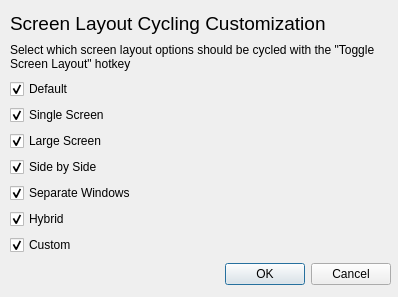
Qt form src/citra_qt/configuration/configure_layout_cycle.ui (DavidRGriswold/azahar) before a commit.
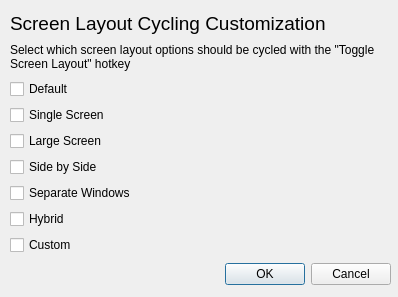
The same form after that commit.

Commit message: QT UI for setting

Diff of the .ui file:
```diff
--- a/src/citra_qt/configuration/configure_layout_cycle.ui
+++ b/src/citra_qt/configuration/configure_layout_cycle.ui
@@ -74,7 +74,7 @@
          <string>Default</string>
         </property>
         <property name="checked">
-         <bool>true</bool>
+         <bool>false</bool>
         </property>
        </widget>
       </item>
@@ -84,7 +84,7 @@
          <string>Single Screen</string>
         </property>
         <property name="checked">
-         <bool>true</bool>
+         <bool>false</bool>
         </property>
        </widget>
       </item>
@@ -94,7 +94,7 @@
          <string>Large Screen</string>
         </property>
         <property name="checked">
-         <bool>true</bool>
+         <bool>false</bool>
         </property>
        </widget>
       </item>
@@ -104,7 +104,7 @@
          <string>Side by Side</string>
         </property>
         <property name="checked">
-         <bool>true</bool>
+         <bool>false</bool>
         </property>
        </widget>
       </item>
@@ -114,7 +114,7 @@
          <string>Separate Windows</string>
         </property>
         <property name="checked">
-         <bool>true</bool>
+         <bool>false</bool>
         </property>
        </widget>
       </item>
@@ -124,7 +124,7 @@
          <string>Hybrid</string>
         </property>
         <property name="checked">
-         <bool>true</bool>
+         <bool>false</bool>
         </property>
        </widget>
       </item>
@@ -134,7 +134,7 @@
          <string>Custom</string>
         </property>
         <property name="checked">
-         <bool>true</bool>
+         <bool>false</bool>
         </property>
        </widget>
       </item>
```
Left out of the diff: 8 changed lines with no effect on the pictures. The commit also changes 5 other files.
